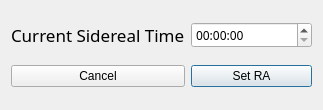
Old version of the form threepio/layouts/ra_cal.ui in the repository finnjames/verdant-shores.
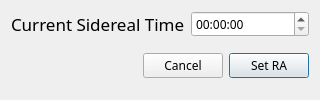
New version of the form.

Patch:
```diff
--- a/threepio/layouts/ra_cal.ui
+++ b/threepio/layouts/ra_cal.ui
@@ -6,23 +6,48 @@
    <rect>
     <x>0</x>
     <y>0</y>
-    <width>323</width>
-    <height>110</height>
+    <width>320</width>
+    <height>100</height>
    </rect>
   </property>
   <property name="windowTitle">
    <string>Dialog</string>
   </property>
   <layout class="QGridLayout" name="gridLayout">
-   <item row="2" column="2">
+   <item row="3" column="2" colspan="2">
+    <widget class="QWidget" name="widget" native="true">
+     <layout class="QGridLayout" name="gridLayout_2">
+      <property name="leftMargin">
+       <number>0</number>
+      </property>
+      <property name="topMargin">
+       <number>0</number>
+      </property>
+      <property name="rightMargin">
+       <number>0</number>
+      </property>
+      <property name="bottomMargin">
+       <number>0</number>
+      </property>
+      <item row="1" column="1">
     <widget class="QPushButton" name="cancel_button">
+        <property name="font">
+         <font>
+          <family>IBM Plex Sans</family>
+         </font>
+        </property>
      <property name="text">
       <string>Cancel</string>
      </property>
     </widget>
    </item>
-   <item row="2" column="3">
+      <item row="1" column="2">
     <widget class="QPushButton" name="ok_button">
+        <property name="font">
+         <font>
+          <family>IBM Plex Sans</family>
+         </font>
+        </property>
      <property name="text">
       <string>Set RA</string>
      </property>
@@ -31,19 +56,23 @@
      </property>
     </widget>
    </item>
-   <item row="1" column="3">
-    <widget class="QTimeEdit" name="sidereal_value">
-     <property name="font">
-      <font>
-       <family>IBM Plex Mono</family>
-      </font>
-     </property>
-     <property name="displayFormat">
-      <string>HH:mm:ss</string>
-     </property>
+      <item row="1" column="0">
+       <spacer name="horizontalSpacer">
+        <property name="orientation">
+         <enum>Qt::Horizontal</enum>
+        </property>
+        <property name="sizeHint" stdset="0">
+         <size>
+          <width>40</width>
+          <height>20</height>
+         </size>
+        </property>
+       </spacer>
+      </item>
+     </layout>
     </widget>
    </item>
-   <item row="1" column="2">
+   <item row="2" column="2">
     <widget class="QLabel" name="sidereal_label">
      <property name="font">
       <font>
@@ -59,6 +88,18 @@
      </property>
     </widget>
    </item>
+   <item row="2" column="3">
+    <widget class="QTimeEdit" name="sidereal_value">
+     <property name="font">
+      <font>
+       <family>IBM Plex Mono</family>
+      </font>
+     </property>
+     <property name="displayFormat">
+      <string>HH:mm:ss</string>
+     </property>
+    </widget>
+   </item>
   </layout>
  </widget>
  <tabstops>
```
Left out of the diff: 23 changed lines with no effect on the pictures. Lines whose indentation alone changed are shown as unchanged.
